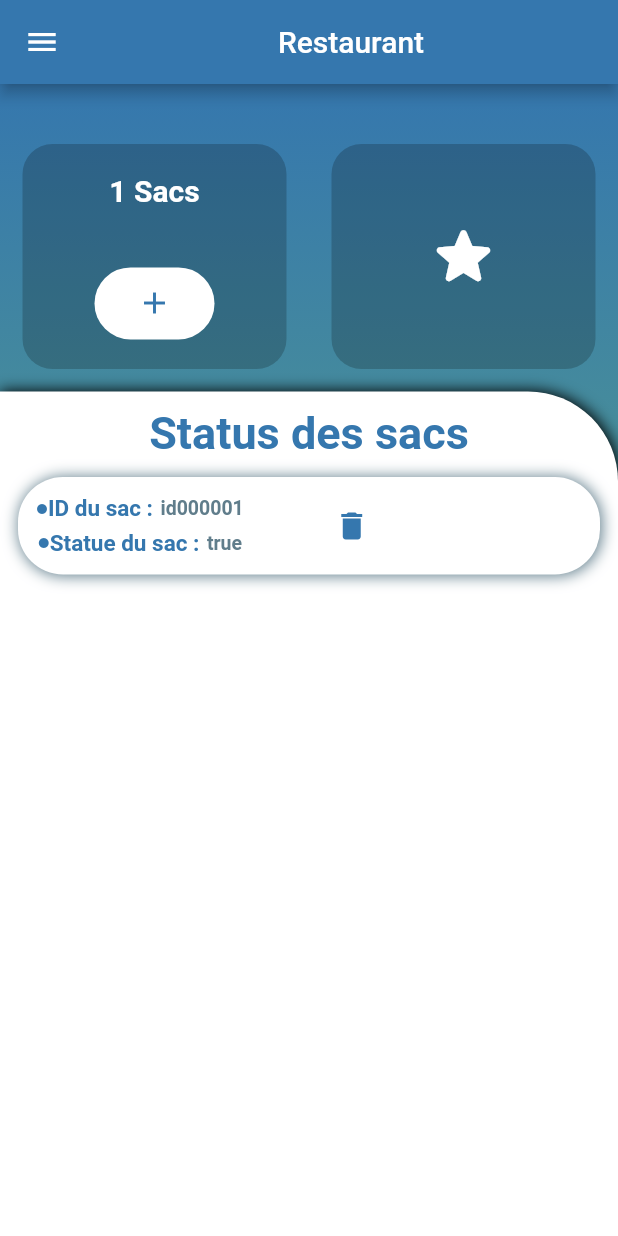
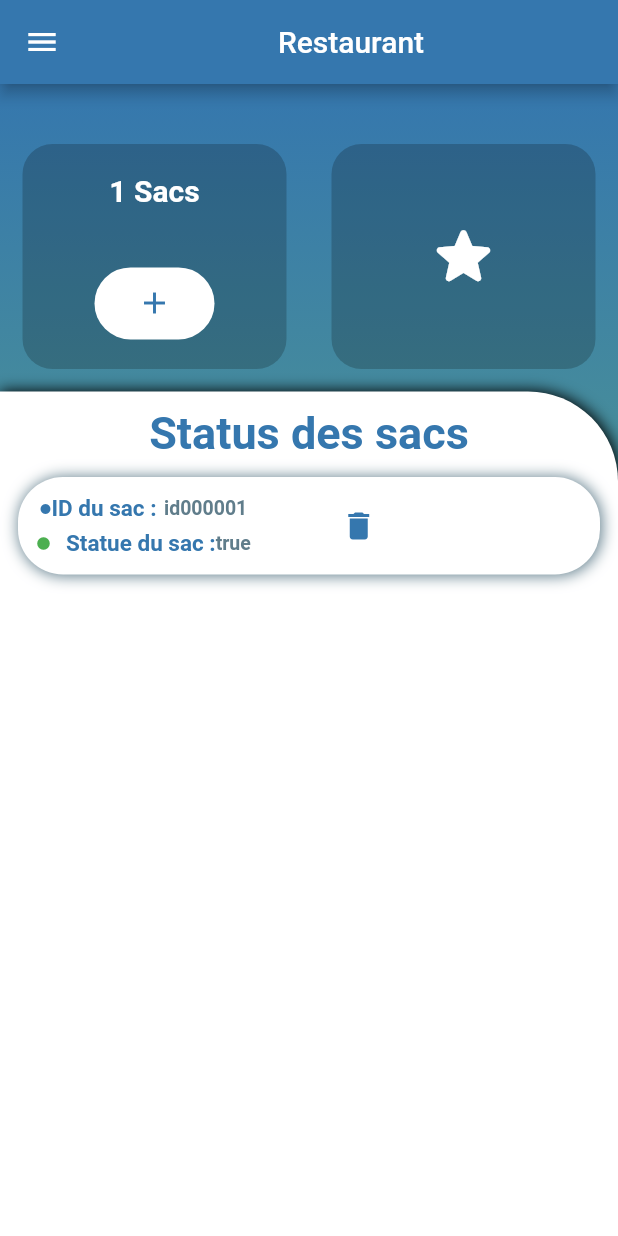
Before and after one commit to Taki-Takieddine/Save-Us, a Flutter app: the Restaurent screen opened directly, after a tap on the "add" icon, on a phone screen of 412 x 824 dp. Run offline on Flutter 3.47's test engine with Material 2 defaults, Android fonts, the light colour scheme and no system bars; our stand-ins replace cloud_firestore, firebase_auth, firebase_core, flutter_progress_hud, google_maps_flutter, location and 1 more; accounts and stored records are empty.

Commit message:
Update statue sac colors

```diff
--- a/lib/screen/restaurent.dart
+++ b/lib/screen/restaurent.dart
@@ -2,7 +2,6 @@
 
 
 import 'package:applicationmemoire/models/resto.dart';
-import 'package:applicationmemoire/models/user.dart';
 import 'package:applicationmemoire/screen/navbar.dart';
 import 'package:firebase_auth/firebase_auth.dart';
 
@@ -32,7 +31,6 @@ getNombreDonation()async{
 }
 @override
   void initState() {
-    // TODO: implement initState
     getNombreDonation();
     super.initState();
   }
@@ -238,10 +236,12 @@ getNombreDonation()async{
                                               const SizedBox(height: 5,),
                                               Row(
                                                 children:  [
-                                                  const Icon(Icons.circle,color: Color.fromARGB(255, 53, 119, 174,) ,size: 8,),
+                                                  if(snapshot.data?.docs[index]['statue']==true)
+                                                  const Icon(Icons.circle,color: Colors.green ,size: 10,),
+                                                   if(snapshot.data?.docs[index]['statue']==false) const Icon(Icons.circle,color: Colors.orange ,size: 10,),const  SizedBox(width: 10,),
                                                const Text('Statue du sac :',style: TextStyle(color: Color.fromARGB(255, 53, 119, 174,),fontWeight: FontWeight.bold,fontSize: 15),),
 
-                                                const  SizedBox(width: 5,),
+
                                                 Text((snapshot.data?.docs[index]['statue']).toString(),style: const TextStyle(color:  Colors.blueGrey,fontWeight: FontWeight.bold,fontSize: 13)),
                                                 ],
                                               ),
```
